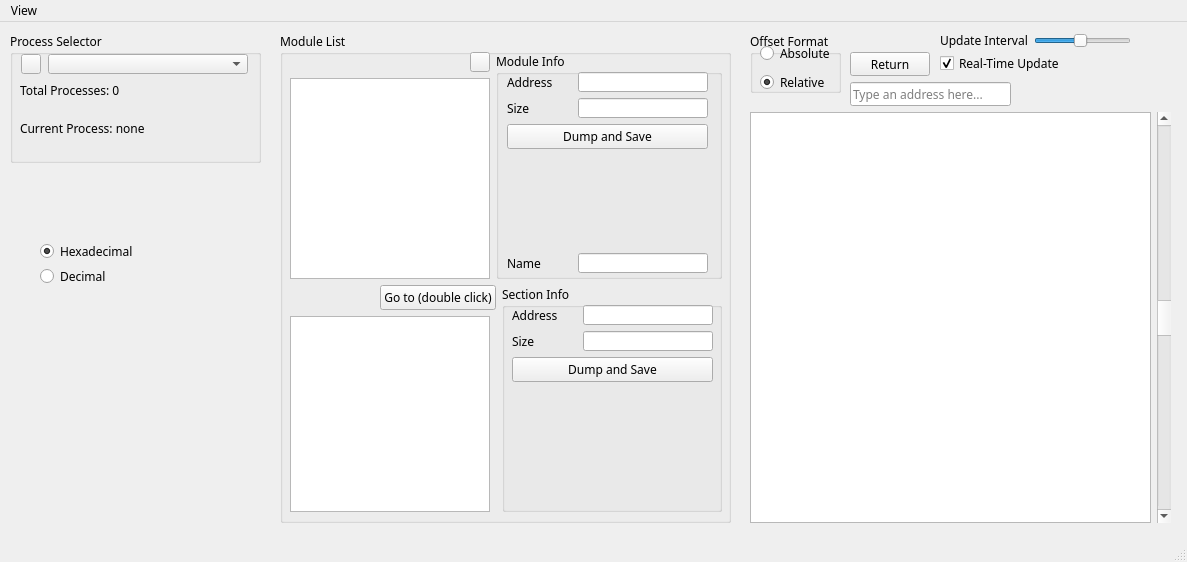
Old version of the form cmainwindow.ui in the repository kvakazabra/memObserver.
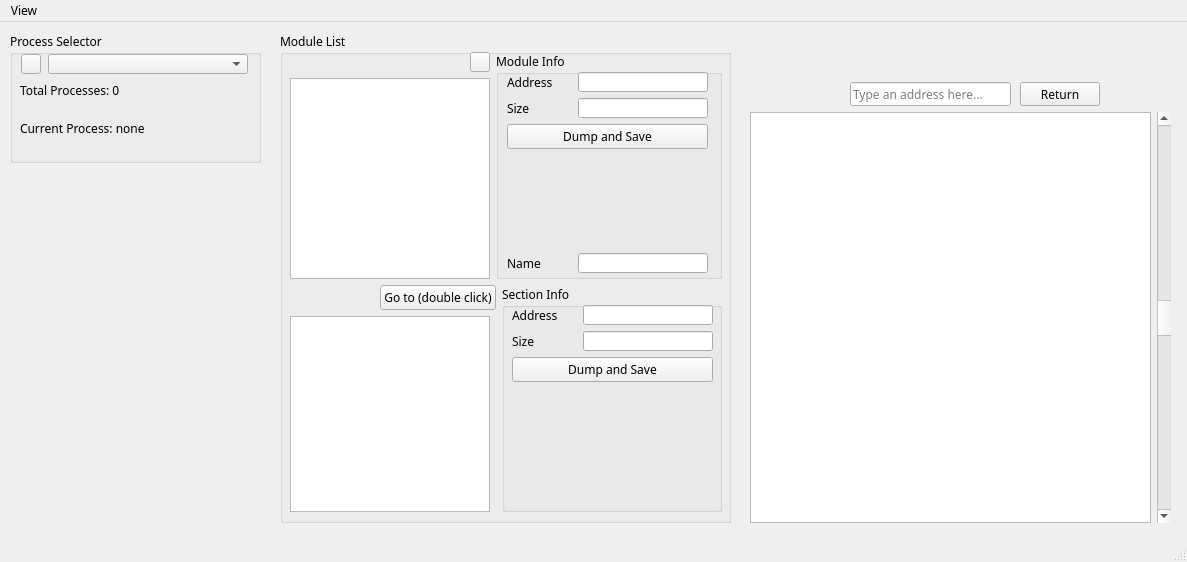
New version of the form. Icons and pictures are not drawn.

Commit message: Add settings window, move UI elements to it

What changed in the file:
```diff
--- a/cmainwindow.ui
+++ b/cmainwindow.ui
@@ -708,36 +708,11 @@
      <string>Type an address here...</string>
     </property>
    </widget>
-   <widget class="QCheckBox" name="memoryRealTimeUpdateCheckbox">
-    <property name="geometry">
-     <rect>
-      <x>940</x>
-      <y>30</y>
-      <width>141</width>
-      <height>22</height>
-     </rect>
-    </property>
-    <property name="sizePolicy">
-     <sizepolicy hsizetype="Preferred" vsizetype="Fixed">
-      <horstretch>0</horstretch>
-      <verstretch>0</verstretch>
-     </sizepolicy>
-    </property>
-    <property name="text">
-     <string>Real-Time Update</string>
-    </property>
-    <property name="checked">
-     <bool>true</bool>
-    </property>
-    <property name="tristate">
-     <bool>false</bool>
-    </property>
-   </widget>
    <widget class="QPushButton" name="memoryResetOffsetButton">
     <property name="geometry">
      <rect>
-      <x>850</x>
-      <y>30</y>
+      <x>1020</x>
+      <y>60</y>
       <width>80</width>
       <height>24</height>
      </rect>
@@ -746,48 +721,6 @@
      <string>Return</string>
     </property>
    </widget>
-   <widget class="QGroupBox" name="groupBox_2">
-    <property name="geometry">
-     <rect>
-      <x>750</x>
-      <y>10</y>
-      <width>91</width>
-      <height>61</height>
-     </rect>
-    </property>
-    <property name="title">
-     <string>Offset Format</string>
-    </property>
-    <widget class="QWidget" name="layoutWidget">
-     <property name="geometry">
-      <rect>
-       <x>10</x>
-       <y>10</y>
-       <width>75</width>
-       <height>52</height>
-      </rect>
-     </property>
-     <layout class="QVBoxLayout" name="verticalLayout_5">
-      <item>
-       <widget class="QRadioButton" name="memoryOffsetAbsoluteButton">
-        <property name="text">
-         <string>Absolute</string>
-        </property>
-       </widget>
-      </item>
-      <item>
-       <widget class="QRadioButton" name="memoryOffsetRelativeButton">
-        <property name="text">
-         <string>Relative</string>
-        </property>
-        <property name="checked">
-         <bool>true</bool>
-        </property>
-       </widget>
-      </item>
-     </layout>
-    </widget>
-   </widget>
    <widget class="QWidget" name="layoutWidget">
     <property name="geometry">
      <rect>
@@ -840,79 +773,6 @@
      </item>
     </layout>
    </widget>
-   <widget class="QWidget" name="layoutWidget">
-    <property name="geometry">
-     <rect>
-      <x>940</x>
-      <y>10</y>
-      <width>191</width>
-      <height>17</height>
-     </rect>
-    </property>
-    <layout class="QHBoxLayout" name="horizontalLayout_12">
-     <item>
-      <widget class="QLabel" name="label">
-       <property name="text">
-        <string>Update Interval</string>
-       </property>
-       <property name="scaledContents">
-        <bool>false</bool>
-       </property>
-      </widget>
-     </item>
-     <item>
-      <widget class="QSlider" name="memoryUpdateIntervalSlider">
-       <property name="minimum">
-        <number>50</number>
-       </property>
-       <property name="maximum">
-        <number>1000</number>
-       </property>
-       <property name="value">
-        <number>500</number>
-       </property>
-       <property name="orientation">
-        <enum>Qt::Horizontal</enum>
-       </property>
-      </widget>
-     </item>
-    </layout>
-   </widget>
-   <widget class="QWidget" name="">
-    <property name="geometry">
-     <rect>
-      <x>40</x>
-      <y>220</y>
-      <width>199</width>
-      <height>44</height>
-     </rect>
-    </property>
-    <layout class="QVBoxLayout" name="verticalLayout_4">
-     <item>
-      <widget class="QRadioButton" name="moduleInfoHexadecimalButton">
-       <property name="text">
-        <string>Hexadecimal</string>
-       </property>
-       <property name="iconSize">
-        <size>
-         <width>16</width>
-         <height>16</height>
-        </size>
-       </property>
-       <property name="checked">
-        <bool>true</bool>
-       </property>
-      </widget>
-     </item>
-     <item>
-      <widget class="QRadioButton" name="moduleInfoDecimalButton">
-       <property name="text">
-        <string>Decimal</string>
-       </property>
-      </widget>
-     </item>
-    </layout>
-   </widget>
   </widget>
   <widget class="QMenuBar" name="menubar">
    <property name="geometry">
```
Left out of the diff: 6 changed lines with no effect on the pictures. The commit also changes 6 other files.
